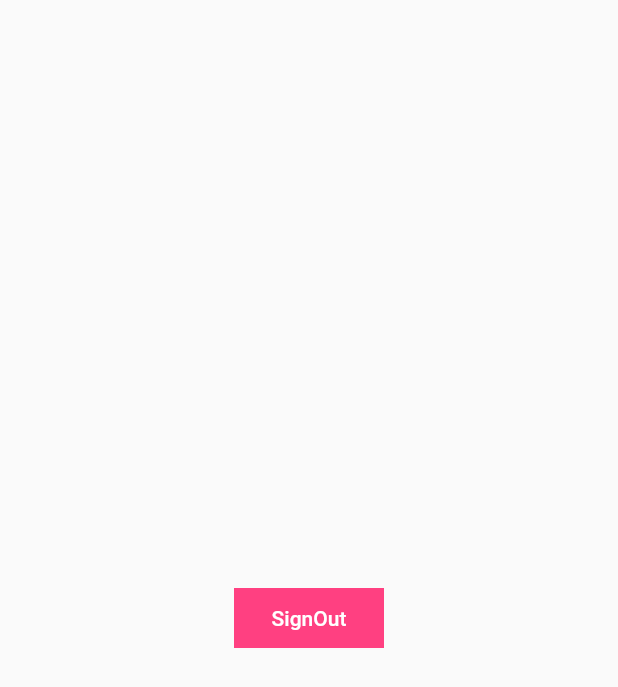
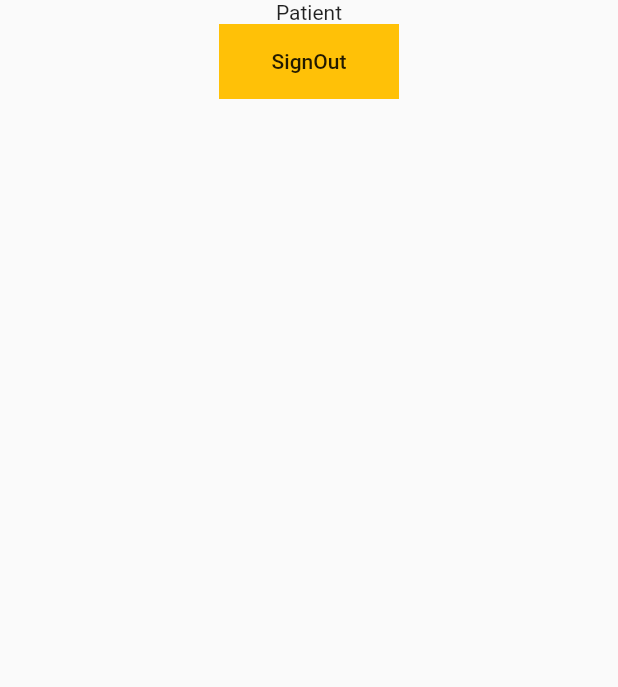
Before and after one commit to Ashrafulgafurtantan/HackTheVerse_du_eagles, a Flutter app: the screen it shows once a user with an empty profile is signed in, on a phone screen of 412 x 824 dp. Shown: the top 687 px of the screen. Run offline on Flutter 3.47's test engine with Material 2 defaults, Android fonts, the phone set to English and light mode, and no system bars; our stand-ins replace cloud_firestore, curved_navigation_bar, firebase_auth, firebase_core, fluttertoast, font_awesome_flutter and 1 more; accounts and stored records are empty; project files that could hold a hidden picture were left out.

Commit message:
Doctor homescreen and patient screen added

```diff
--- /dev/null
+++ b/lib/patient/patient_home.dart
@@ -0,0 +1,27 @@
+import 'package:firebase_auth_gorgeous_login/main.dart';
+import 'package:firebase_auth_gorgeous_login/ui/signIn.dart';
+import 'package:flutter/material.dart';
+
+class PatientHome extends StatefulWidget {
+  @override
+  _PatientHomeState createState() => _PatientHomeState();
+}
+
+class _PatientHomeState extends State<PatientHome> {
+  @override
+  Widget build(BuildContext context) {
+    return Column(
+      children: [
+        Container(child: Center(child: Text("Patient")),),
+        Container( height: 50,width: 120,color: Colors.amber,
+          child: MaterialButton(onPressed: (){
+            authService.signOut();
+            googleSignIn.signOut();
+          },
+            child: Text("SignOut"),
+          ),
+        )
+      ],
+    );
+  }
+}
--- a/lib/ui/home.dart
+++ b/lib/ui/home.dart
@@ -1,9 +1,10 @@
 import 'package:cloud_firestore/cloud_firestore.dart';
 import 'package:curved_navigation_bar/curved_navigation_bar.dart';
+import 'package:firebase_auth_gorgeous_login/doctor/doc_home.dart';
 import 'package:firebase_auth_gorgeous_login/models/app_gaurd.dart';
 import 'package:firebase_auth_gorgeous_login/models/app_user.dart';
+import 'package:firebase_auth_gorgeous_login/patient/patient_home.dart';
 import 'package:firebase_auth_gorgeous_login/ui/signIn.dart';
-import 'package:firebase_auth_gorgeous_login/widgets/profile.dart';
 import 'package:flutter/material.dart';
 class Home extends StatefulWidget {
   final AppGuard appGuard;
@@ -25,9 +26,7 @@ class _HomeState extends State<Home> {
   @override
   Widget build(BuildContext context) {
     return Scaffold(
-      body: SizedBox.expand(
-        child: Profile(),
-      ),
+      body: thisDeviceAppUser.account==1? DoctorHome(): PatientHome()
 
     );
   }
--- a/lib/widgets/profile.dart
+++ /dev/null
@@ -1,19 +0,0 @@
-import 'package:firebase_auth_gorgeous_login/main.dart';
-import 'package:firebase_auth_gorgeous_login/ui/signIn.dart';
-import 'package:flutter/material.dart';
-class Profile extends StatelessWidget {
-  @override
-  Widget build(BuildContext context) {
-    return Container(
-      child: FlatButton(onPressed: (){
-        googleSignIn.signOut();
-        authService.signOut();
-      }, child: Container(
-        height: 40,
-        width: 100,
-        color: Colors.pinkAccent,
-        child: Center(child: Text("SignOut",style: TextStyle(color: Colors.white),)),
-      )),
-    );
-  }
-}
```
Also changed, not shown: lib/doctor/doc_home.dart (added, +27 -0 lines).
